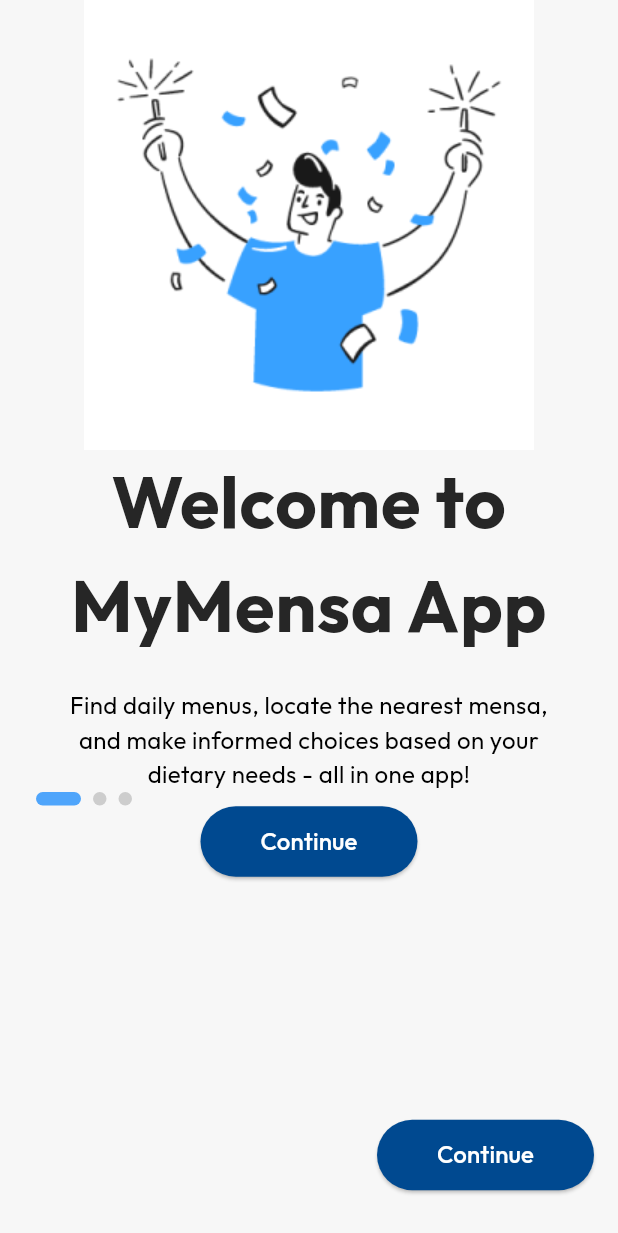
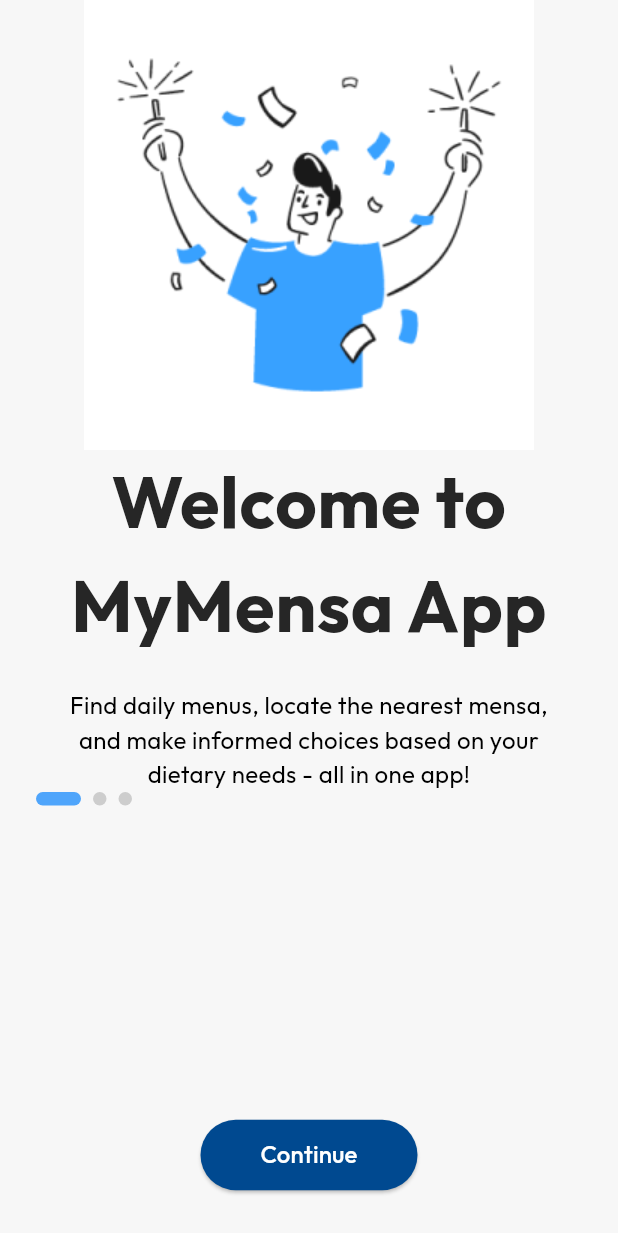
Before and after one commit to kjeegg/mensaapp, a Flutter app: the screen it shows after launch, after a tap on "Continue", on a phone screen of 412 x 824 dp. Shown: the top 1233 px of the screen. Run offline on Flutter 3.47's test engine with Material 3 defaults, Android fonts, the phone set to English and light mode, and no system bars; network calls fail.

Commit message:
fix layout onboarding screen

```diff
--- a/lib/onboarding_pages/onboarding_1.dart
+++ b/lib/onboarding_pages/onboarding_1.dart
@@ -69,9 +69,8 @@ class Onboarding1 extends StatelessWidget {
                   ],
                 ),
               ),
-              Positioned(
-                left: 176,
-                top: 550,
+              Expanded(
+                child: Center(
                   child: Row(
                     children: [
                       Container(
@@ -103,32 +102,6 @@ class Onboarding1 extends StatelessWidget {
                     ],
                   ),
                 ),
-              // Continue button
-              Positioned(
-                left: 113,
-                top: 790,
-                child: ElevatedButton(
-                  style: ElevatedButton.styleFrom(
-                    backgroundColor:
-                        const Color(0xFF004990), // Updated to `backgroundColor`
-                    shape: RoundedRectangleBorder(
-                      borderRadius: BorderRadius.circular(100),
-                    ),
-                    padding: const EdgeInsets.symmetric(
-                        horizontal: 40, vertical: 12),
-                  ),
-                  onPressed: () {
-                    // Add navigation or other functionality as needed
-                  },
-                  child: const Text(
-                    'Continue',
-                    style: TextStyle(
-                      color: Colors.white,
-                      fontSize: 16,
-                      fontFamily: 'Outfit',
-                    ),
-                  ),
-                ),
               ),
             ],
           ),
--- a/lib/onboarding_pages/onboarding_2.dart
+++ b/lib/onboarding_pages/onboarding_2.dart
@@ -1,4 +1,5 @@
 import 'package:flutter/material.dart';
+import '../constants/colors.dart';
 
 class Onboarding2 extends StatelessWidget {
   const Onboarding2({super.key});
@@ -6,67 +7,49 @@ class Onboarding2 extends StatelessWidget {
   @override
   Widget build(BuildContext context) {
     return Scaffold(
-      backgroundColor: const Color(0xFFF1F4F8),
+      backgroundColor: mensaBG,
       body: Center(
         child: Container(
-          width: 412,
-          height: 917,
           padding: const EdgeInsets.symmetric(horizontal: 24),
-          decoration: BoxDecoration(
-            color: const Color(0xFFF1F4F8),
-            borderRadius: BorderRadius.circular(20),
-          ),
-          child: Stack(
+          child: Column(
             children: [
-              // Status bar mockup
-              Positioned(
-                left: 0,
-                top: 0,
-                child: Container(
-                  width: 412,
-                  height: 52,
-                  padding: const EdgeInsets.symmetric(horizontal: 24, vertical: 10),
-                  child: const Row(
-                    mainAxisAlignment: MainAxisAlignment.spaceBetween,
-                    crossAxisAlignment: CrossAxisAlignment.center,
-                    children: [
-                      Text(
-                        '9:30',
-                        style: TextStyle(
-                          color: Color(0xFF1D1B20),
-                          fontSize: 14,
-                          fontFamily: 'Roboto',
-                        ),
-                      ),
-                      Row(
-                        children: [
-                          Icon(Icons.signal_cellular_4_bar, color: Color(0xFF1D1B20), size: 17),
-                          SizedBox(width: 4),
-                          Icon(Icons.wifi, color: Color(0xFF1D1B20), size: 17),
-                          SizedBox(width: 4),
-                          Icon(Icons.battery_full, color: Color(0xFF1D1B20), size: 17),
-                        ],
-                      ),
-                    ],
+              Container(
+                alignment: Alignment.center,
+                width: 300,
+                height: 300,
+                decoration: const BoxDecoration(
+                  image: DecorationImage(
+                    image: AssetImage("lib/assets/images/onboarding_1.png"),
+                    fit: BoxFit.cover,
                   ),
                 ),
               ),
-              // Title and description
               const Positioned(
                 left: 37,
                 top: 576,
                 child: Column(
                   children: [
-                    SizedBox(
-                      width: 338,
-                      child: Text(
-                        "See What’s on the Menu!",
-                        textAlign: TextAlign.center,
-                        style: TextStyle(
-                          color: Colors.black,
-                          fontSize: 32,
-                          fontFamily: 'Outfit',
-                          fontWeight: FontWeight.bold,
+                    Align(
+                      alignment: Alignment.center,
+                      child: SizedBox(
+                        width: 338,
+                        child: Text.rich(
+                          TextSpan(
+                            children: [
+                              TextSpan(
+                                text: 'Welcome to MyMensa App',
+                                style: TextStyle(
+                                  color: mensaText,
+                                  fontWeight: FontWeight.bold,
+                                  fontSize: 48,
+                                  fontFamily: 'Outfit',
+                                  letterSpacing: 0.48,
+                                ),
+                              ),
+                            ],
+                          ),
+                          textAlign: TextAlign
+                              .center, // Align the text within its container
                         ),
                       ),
                     ),
@@ -74,7 +57,7 @@ class Onboarding2 extends StatelessWidget {
                     SizedBox(
                       width: 320,
                       child: Text(
-                        'Browse daily menus with images, descriptions, and personalized dietary information at a glance. Check what’s cooking today, tomorrow, or even last week!',
+                        'Find daily menus, locate the nearest mensa, and make informed choices based on your dietary needs - all in one app!',
                         textAlign: TextAlign.center,
                         style: TextStyle(
                           color: Colors.black,
@@ -86,36 +69,11 @@ class Onboarding2 extends StatelessWidget {
                   ],
                 ),
               ),
-              // Illustration
-              Positioned(
-                left: 56,
-                top: 223,
-                child: Container(
-                  width: 300,
-                  height: 300,
-                  decoration: const BoxDecoration(
-                    image: DecorationImage(
-                      image: NetworkImage("https://picsum.photos/300/300"),
-                      fit: BoxFit.cover,
-                    ),
-                  ),
-                ),
-              ),
-              // Indicator dots
               Positioned(
                 left: 176,
                 top: 550,
                 child: Row(
                   children: [
-                    Container(
-                      width: 9,
-                      height: 9,
-                      decoration: const BoxDecoration(
-                        color: Color(0xFFCDCDCD),
-                        shape: BoxShape.circle,
-                      ),
-                    ),
-                    const SizedBox(width: 8),
                     Container(
                       width: 30,
                       height: 9,
@@ -133,32 +91,16 @@ class Onboarding2 extends StatelessWidget {
                         shape: BoxShape.circle,
                       ),
                     ),
+                    const SizedBox(width: 8),
+                    Container(
+                      width: 9,
+                      height: 9,
+                      decoration: const BoxDecoration(
+                        color: Color(0xFFCDCDCD),
+                        shape: BoxShape.circle,
+                      ),
+                    ),
                   ],
-                ),
-              ),
-              // Continue button
-              Positioned(
-                left: 113,
-                top: 790,
-                child: ElevatedButton(
-                  style: ElevatedButton.styleFrom(
-                    backgroundColor: const Color(0xFF004990),
-                    shape: RoundedRectangleBorder(
-                      borderRadius: BorderRadius.circular(100),
-                    ),
-                    padding: const EdgeInsets.symmetric(horizontal: 40, vertical: 12),
-                  ),
-                  onPressed: () {
-                    // Add navigation or other functionality as needed
-                  },
-                  child: const Text(
-                    'Continue',
-                    style: TextStyle(
-                      color: Colors.white,
-                      fontSize: 16,
-                      fontFamily: 'Outfit',
-                    ),
-                  ),
                 ),
               ),
             ],
--- a/lib/onboarding_pages/onboarding_3.dart
+++ b/lib/onboarding_pages/onboarding_3.dart
@@ -1,4 +1,5 @@
 import 'package:flutter/material.dart';
+import '../constants/colors.dart';
 
 class Onboarding3 extends StatelessWidget {
   const Onboarding3({super.key});
@@ -6,67 +7,49 @@ class Onboarding3 extends StatelessWidget {
   @override
   Widget build(BuildContext context) {
     return Scaffold(
-      backgroundColor: const Color(0xFFF1F4F8),
+      backgroundColor: mensaBG,
       body: Center(
         child: Container(
-          width: 412,
-          height: 917,
           padding: const EdgeInsets.symmetric(horizontal: 24),
-          decoration: BoxDecoration(
-            color: const Color(0xFFF1F4F8),
-            borderRadius: BorderRadius.circular(20),
-          ),
-          child: Stack(
+          child: Column(
             children: [
-              // Status bar mockup
-              Positioned(
-                left: 0,
-                top: 0,
-                child: Container(
-                  width: 412,
-                  height: 52,
-                  padding: const EdgeInsets.symmetric(horizontal: 24, vertical: 10),
-                  child: const Row(
-                    mainAxisAlignment: MainAxisAlignment.spaceBetween,
-                    crossAxisAlignment: CrossAxisAlignment.center,
-                    children: [
-                      Text(
-                        '9:30',
-                        style: TextStyle(
-                          color: Color(0xFF1D1B20),
-                          fontSize: 14,
-                          fontFamily: 'Roboto',
-                        ),
-                      ),
-                      Row(
-                        children: [
-                          Icon(Icons.signal_cellular_4_bar, color: Color(0xFF1D1B20), size: 17),
-                          SizedBox(width: 4),
-                          Icon(Icons.wifi, color: Color(0xFF1D1B20), size: 17),
-                          SizedBox(width: 4),
-                          Icon(Icons.battery_full, color: Color(0xFF1D1B20), size: 17),
-                        ],
-                      ),
-                    ],
+              Container(
+                alignment: Alignment.center,
+                width: 300,
+                height: 300,
+                decoration: const BoxDecoration(
+                  image: DecorationImage(
+                    image: AssetImage("lib/assets/images/onboarding_1.png"),
+                    fit: BoxFit.cover,
                   ),
                 ),
               ),
-              // Title and description
               const Positioned(
                 left: 37,
                 top: 576,
                 child: Column(
                   children: [
-                    SizedBox(
-                      width: 338,
-                      child: Text(
-                        'Locate the Nearest Mensa',
-                        textAlign: TextAlign.center,
-                        style: TextStyle(
-                          color: Colors.black,
-                          fontSize: 32,
-                          fontFamily: 'Outfit',
-                          fontWeight: FontWeight.bold,
+                    Align(
+                      alignment: Alignment.center,
+                      child: SizedBox(
+                        width: 338,
+                        child: Text.rich(
+                          TextSpan(
+                            children: [
+                              TextSpan(
+                                text: 'Welcome to MyMensa App',
+                                style: TextStyle(
+                                  color: mensaText,
+                                  fontWeight: FontWeight.bold,
+                                  fontSize: 48,
+                                  fontFamily: 'Outfit',
+                                  letterSpacing: 0.48,
+                                ),
+                              ),
+                            ],
+                          ),
+                          textAlign: TextAlign
+                              .center, // Align the text within its container
                         ),
                       ),
                     ),
@@ -74,7 +57,7 @@ class Onboarding3 extends StatelessWidget {
                     SizedBox(
                       width: 320,
                       child: Text(
-                        'Find the closest Mensa with their opening hours using the locator feature!',
+                        'Find daily menus, locate the nearest mensa, and make informed choices based on your dietary needs - all in one app!',
                         textAlign: TextAlign.center,
                         style: TextStyle(
                           color: Colors.black,
@@ -86,27 +69,20 @@ class Onboarding3 extends StatelessWidget {
                   ],
                 ),
               ),
-              // Illustration
-              Positioned(
-                left: 56,
-                top: 223,
-                child: Container(
-                  width: 300,
-                  height: 300,
-                  decoration: const BoxDecoration(
-                    image: DecorationImage(
-                      image: NetworkImage("https://picsum.photos/300/300"),
-                      fit: BoxFit.cover,
-                    ),
-                  ),
-                ),
-              ),
-              // Indicator dots
               Positioned(
                 left: 176,
                 top: 550,
                 child: Row(
                   children: [
+                    Container(
+                      width: 30,
+                      height: 9,
+                      decoration: BoxDecoration(
+                        color: const Color(0xFF4FA5FB),
+                        borderRadius: BorderRadius.circular(5),
+                      ),
+                    ),
+                    const SizedBox(width: 8),
                     Container(
                       width: 9,
                       height: 9,
@@ -124,41 +100,7 @@ class Onboarding3 extends StatelessWidget {
                         shape: BoxShape.circle,
                       ),
                     ),
-                    const SizedBox(width: 8),
-                    Container(
-                      width: 30,
-                      height: 9,
-                      decoration: BoxDecoration(
-                        color: const Color(0xFF4FA5FB),
-                        borderRadius: BorderRadius.circular(5),
-                      ),
-                    ),
                   ],
-                ),
-              ),
-              // Continue button
-              Positioned(
-                left: 113,
-                top: 790,
-                child: ElevatedButton(
-                  style: ElevatedButton.styleFrom(
-                    backgroundColor: const Color(0xFF004990),
-                    shape: RoundedRectangleBorder(
-                      borderRadius: BorderRadius.circular(100),
-                    ),
-                    padding: const EdgeInsets.symmetric(horizontal: 40, vertical: 12),
-                  ),
-                  onPressed: () {
-                    // Add navigation or other functionality as needed
-                  },
-                  child: const Text(
-                    'Continue',
-                    style: TextStyle(
-                      color: Colors.white,
-                      fontSize: 16,
-                      fontFamily: 'Outfit',
-                    ),
-                  ),
                 ),
               ),
             ],
--- a/lib/onboarding_screen.dart
+++ b/lib/onboarding_screen.dart
@@ -60,6 +60,7 @@ class _OnboardingScreenState extends State<OnboardingScreen> {
             right: 16,
             child: Row(
               mainAxisAlignment: MainAxisAlignment.spaceBetween,
+              crossAxisAlignment: CrossAxisAlignment.center,
               children: [
                 // Show Skip only on Onboarding5
                 if (_currentIndex == 4)
@@ -68,24 +69,21 @@ class _OnboardingScreenState extends State<OnboardingScreen> {
                       Navigator.pushReplacement(
                         context,
                         MaterialPageRoute(
-                            builder: (context) => const MenuScreen()),
+                          builder: (context) => const MenuScreen(),
+                        ),
                       );
                     },
-                    child: const Text("Skip",
-                        style: TextStyle(color: Colors.grey)),
-                  )
-                else
-                  const SizedBox(
-                      width: 48), // Empty space placeholder for alignment
+                    child: const Text(
+                      "Skip",
+                      style: TextStyle(color: Colors.grey),
+                    ),
+                  ),
 
-                // Continue Button
-                Positioned(
-                  left: 113,
-                  top: 790,
+                Expanded(
+                  child: Center(
                     child: ElevatedButton(
                       style: ElevatedButton.styleFrom(
-                      backgroundColor: const Color(
-                          0xFF004990), // Updated to `backgroundColor`
+                        backgroundColor: const Color(0xFF004990),
                         shape: RoundedRectangleBorder(
                           borderRadius: BorderRadius.circular(100),
                         ),
@@ -105,6 +103,8 @@ class _OnboardingScreenState extends State<OnboardingScreen> {
                       ),
                     ),
                   ),
+                ),
+
               ],
             ),
           ),
```
Lines whose indentation alone changed are shown as unchanged.
